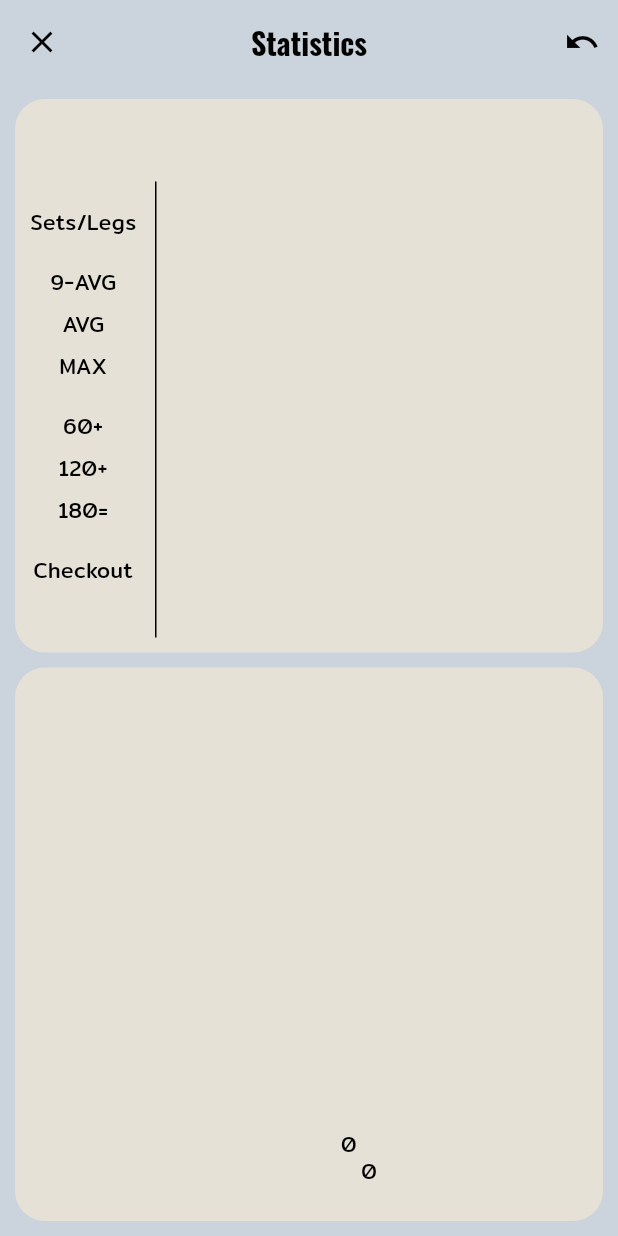
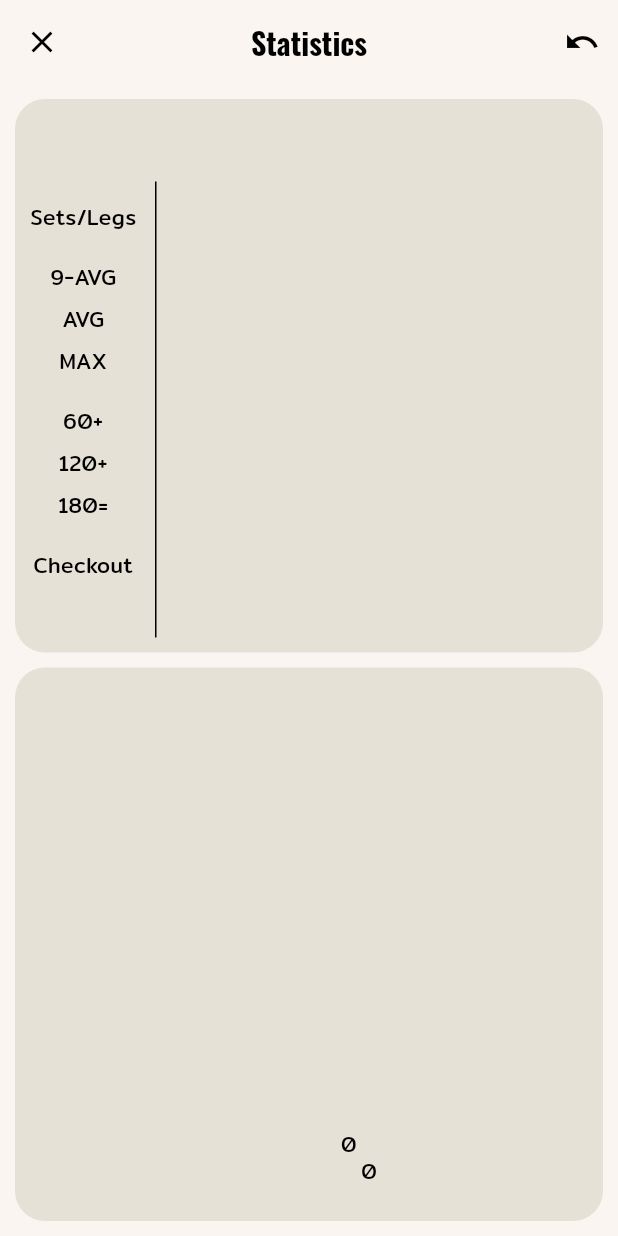
Before and after one commit to da-Kai/DartDart, a Flutter app: the X01Statistics screen opened directly with empty values, on a phone screen of 412 x 824 dp. Run offline on Flutter 3.47's test engine with Material 3 defaults, Android fonts, the phone set to English and light mode, and no system bars; drawn by our look-alikes of fl_chart.

Commit message:
Improve  styling

```diff
--- a/lib/pages/games/x01_game_page.dart
+++ b/lib/pages/games/x01_game_page.dart
@@ -1,4 +1,4 @@
-import 'package:dart_dart/logic/common/style_meta.dart';
+import 'package:dart_dart/style/x01/style_meta.dart';
 import 'package:dart_dart/logic/constant/fields.dart';
 import 'package:dart_dart/logic/x01/game.dart';
 import 'package:dart_dart/logic/x01/player.dart';
@@ -200,7 +200,7 @@ class _PlayersList extends StatelessWidget {
                   ),
                   margin: const EdgeInsets.all(5),
                   padding: const EdgeInsets.symmetric(
-                      vertical: 5.0, horizontal: 5.0),
+                      vertical: 5.0, horizontal: 10.0),
                   child: Row(
                     children: [
                       SizedBox(
--- a/lib/pages/games/x01_game_statistics.dart
+++ b/lib/pages/games/x01_game_statistics.dart
@@ -1,4 +1,4 @@
-import 'package:dart_dart/logic/common/style_meta.dart';
+import 'package:dart_dart/style/x01/style_meta.dart';
 import 'package:dart_dart/logic/x01/flow_chart.dart';
 import 'package:dart_dart/logic/x01/settings.dart';
 import 'package:dart_dart/logic/x01/statistics.dart';
@@ -275,7 +275,12 @@ class _StatsColumn extends StatelessWidget {
       decoration: deco,
       child: Row(
         children: [
-          Text(nameVal, style: FontConstants.subtitle),
+          Text(nameVal,
+            overflow: TextOverflow.ellipsis,
+            style: FontConstants.text.copyWith(
+              color: colorScheme.onPrimary,
+            ),
+          ),
           Padding(
               padding: EdgeInsets.only(left: 5.0, top: 2.0, bottom: 2.0),
               child: getColorIcon(),
--- a/lib/style/color.dart
+++ b/lib/style/color.dart
@@ -23,7 +23,7 @@ class ColorConstants {
   static const Color textLight = Color.fromRGBO(251, 246, 236, 1.0);
 
   static const Color backgroundDark = Color.fromRGBO(33, 33, 33, 1.0);
-  static const Color backgroundLight = Color.fromRGBO(203, 211, 220, 1.0);
+  static const Color backgroundLight = Color.fromRGBO(250, 245, 240, 1.0);
   static const Color backgroundBeige2 = Color.fromRGBO(209, 195, 166, 1.0);
   static const Color backgroundBeige = Color.fromRGBO(247, 244, 237, 1.0);
 
--- a/lib/logic/common/style_meta.dart
+++ b/lib/style/x01/style_meta.dart
@@ -11,19 +11,19 @@ class PlayerColors {
 
   static const dark = [
     Color.fromRGBO(17, 146, 232, 1.0),
+    Color.fromRGBO(159, 24, 83, 1.0),
+    Color.fromRGBO(178, 134, 0, 1.0),
     Color.fromRGBO(105, 41, 196, 1.0),
-    Color.fromRGBO(159, 24, 83, 1.0),
     Color.fromRGBO(0, 93, 93, 1.0),
-    Color.fromRGBO(178, 134, 0, 1.0),
     Color.fromRGBO(1, 39, 73, 1.0)
   ];
 
   static const light = [
     Color.fromRGBO(51, 177, 255, 1.0),
+    Color.fromRGBO(255, 126, 182, 1.0),
+    Color.fromRGBO(210, 161, 6, 1.0),
     Color.fromRGBO(138, 63, 252, 1.0),
-    Color.fromRGBO(255, 126, 182, 1.0),
     Color.fromRGBO(0, 125, 121, 1.0),
-    Color.fromRGBO(210, 161, 6, 1.0),
     Color.fromRGBO(186, 230, 255, 1.0)
   ];
 
--- a/pubspec.yaml
+++ b/pubspec.yaml
@@ -9,6 +9,7 @@ version_alias: prototype
 
 environment:
   sdk: '>=3.5.0 <4.0.0'
+  flutter: '>=3.27.0'
 
 dependencies:
   flutter:
```
Also changed, not shown: lib/logic/x01/flow_chart.dart (+1 -11 lines), 1 other file.
